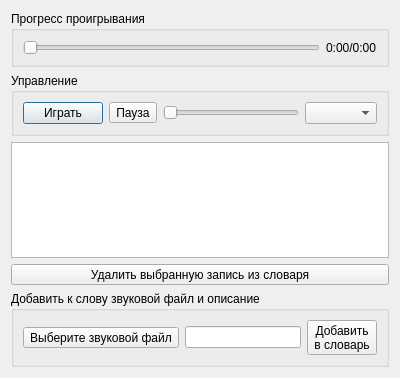
The window that playwindow.ui (al-indigo/Dialeqt) describes before a commit, drawn with Qt 5.
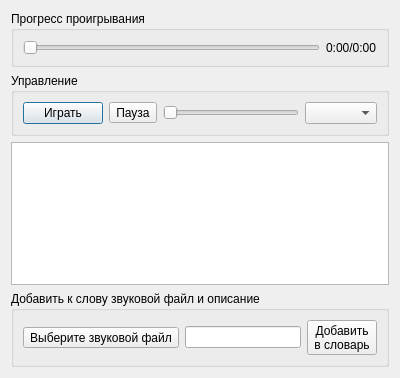
The same window after the commit.

```diff
--- a/playwindow.ui
+++ b/playwindow.ui
@@ -79,19 +79,6 @@
    <item>
     <widget class="QListView" name="playlist"/>
    </item>
-   <item>
-    <widget class="QToolButton" name="deleteSound">
-     <property name="sizePolicy">
-      <sizepolicy hsizetype="Expanding" vsizetype="Fixed">
-       <horstretch>0</horstretch>
-       <verstretch>0</verstretch>
-      </sizepolicy>
-     </property>
-     <property name="text">
-      <string>Удалить выбранную запись из словаря</string>
-     </property>
-    </widget>
-   </item>
    <item>
     <widget class="QGroupBox" name="groupBox_3">
      <property name="title">
```
